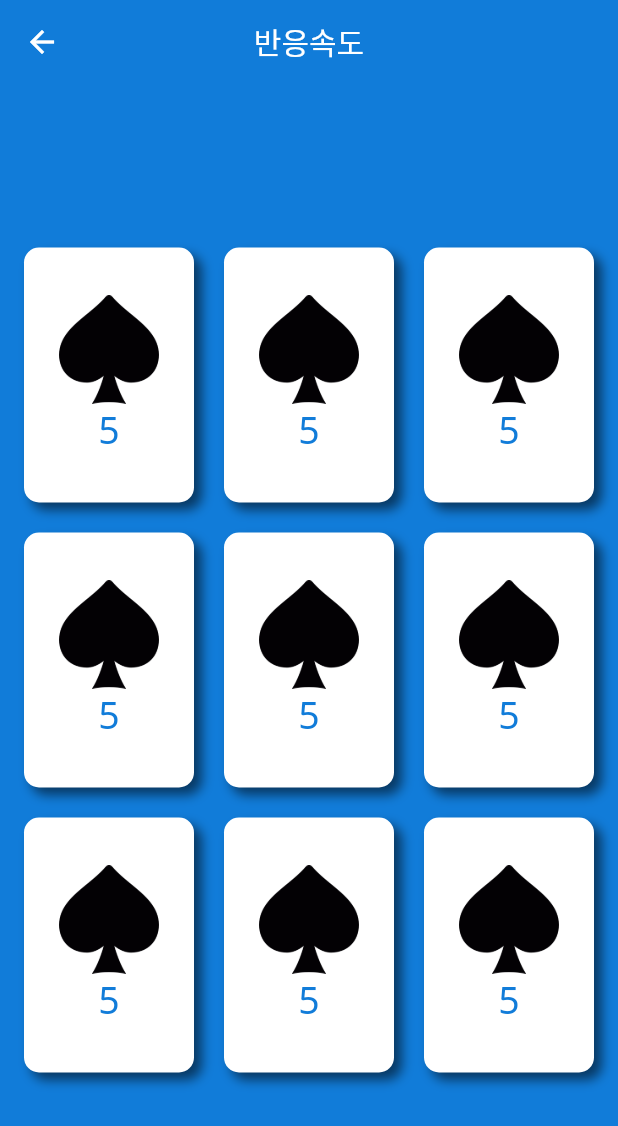
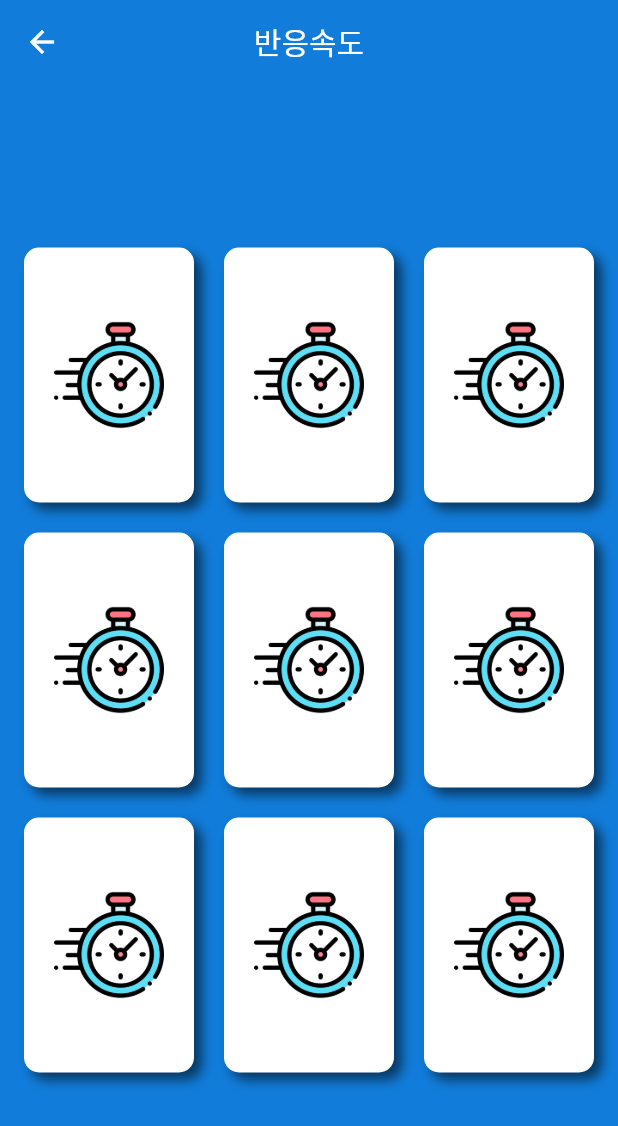
Before and after one commit to Dolphin-PC/quick_game, a Flutter app: the JokerScreen screen opened directly, on a phone screen of 412 x 824 dp. Shown: the top 1126 px of the screen. Run offline on Flutter 3.47's test engine with Material 2 defaults, Android fonts, the phone set to English and light mode, and no system bars; our stand-ins replace carousel_slider, fluttertoast, google_fonts, logger, lottie, sqflite; accounts and stored records are empty; project files that could hold a hidden picture were left out.

Commit message:
trump_card.dart, 완성

```diff
--- a/lib/screen/game/joker_screen.dart
+++ b/lib/screen/game/joker_screen.dart
@@ -1,8 +1,8 @@
-import 'dart:async';
 import 'dart:math';
 
 import 'package:flutter/material.dart';
 import 'package:provider/provider.dart';
+import 'package:quick_game/main.dart';
 import 'package:quick_game/provider/stage_info_provider.dart';
 import 'package:quick_game/styles/color_styles.dart';
 import 'package:quick_game/widgets/trump_card.dart';
@@ -16,6 +16,7 @@ class JokerScreen extends StatefulWidget {
 
 class _JokerScreenState extends State<JokerScreen> {
   late StageInfoProvider stageInfoProvider;
+  late List<Widget> trumpCardList = [];
 
   @override
   void initState() {
@@ -23,14 +24,39 @@ class _JokerScreenState extends State<JokerScreen> {
     initGame();
   }
 
-  void initGame() {}
+  void initGame() {
+    int cardCount = 9;
+    int jokerIndex = Random().nextInt(9) + 1;
+    logger.i(jokerIndex);
+
+    /// 카드 초기화
+    for (int i = 1; i <= cardCount; i++) {
+      if (i == jokerIndex) {
+        trumpCardList.add(
+          const TrumpCard(
+            cardNumber: 0,
+            cardShape: CardShape.joker,
+            cardType: CardType.flip,
+          ),
+        );
+      } else {
+        trumpCardList.add(
+          TrumpCard(
+            cardNumber: Random().nextInt(9) + 1,
+            cardShape: CardShape.values[Random().nextInt(CardShape.values.length - 1)],
+            cardType: CardType.flip,
+          ),
+        );
+      }
+    }
+
+    setState(() {});
+  }
 
   @override
   Widget build(BuildContext context) {
     stageInfoProvider = Provider.of(context, listen: false);
 
-    double cardWidth = MediaQuery.of(context).size.width / 4;
-    double cardHeight = MediaQuery.of(context).size.height / 5;
     return Scaffold(
       backgroundColor: ColorStyles.bgPrimaryColor,
       appBar: AppBar(
@@ -46,19 +72,14 @@ class _JokerScreenState extends State<JokerScreen> {
             child: GridView.builder(
               shrinkWrap: true,
               itemCount: 9,
-              gridDelegate: SliverGridDelegateWithFixedCrossAxisCount(
-                childAspectRatio: 1/1.5,
+              gridDelegate: const SliverGridDelegateWithFixedCrossAxisCount(
+                childAspectRatio: 1 / 1.5,
                 mainAxisSpacing: 20,
                 crossAxisSpacing: 20,
                 crossAxisCount: 3,
               ),
               itemBuilder: (context, index) {
-                return TrumpCard(
-                  cardShape: CardShape.spade,
-                  cardNumber: 5,
-                  width: cardWidth,
-                  height: cardHeight,
-                );
+                return trumpCardList[index];
               },
             ),
           ),
--- /dev/null
+++ b/lib/widgets/card_controller.dart
@@ -0,0 +1,26 @@
+import 'dart:math';
+
+import 'package:flutter/material.dart';
+
+class CardController {
+  static Widget flipAnimatedBuilder(Widget widget, Animation<double> animation, {required bool isFront}) {
+    var pi = 3.14;
+    final rotate = Tween(begin: pi, end: 0.0).animate(animation);
+
+    return AnimatedBuilder(
+      animation: rotate,
+      child: widget,
+      builder: (_, widget) {
+        final isBack = isFront ? widget?.key == const ValueKey(false) : widget?.key != const ValueKey(false);
+
+        final value = isBack ? min(rotate.value, pi / 2) : rotate.value;
+
+        return Transform(
+          transform: Matrix4.rotationY(value),
+          alignment: Alignment.center,
+          child: widget,
+        );
+      },
+    );
+  }
+}
--- a/lib/widgets/trump_card.dart
+++ b/lib/widgets/trump_card.dart
@@ -1,21 +1,86 @@
+import 'dart:async';
+
 import 'package:flutter/material.dart';
+import 'package:quick_game/main.dart';
 import 'package:quick_game/styles/color_styles.dart';
 import 'package:quick_game/styles/text_styles.dart';
+import 'package:quick_game/widgets/card_controller.dart';
 
-enum CardShape { diamond, clover, heart, spade }
+enum CardShape { diamond, clover, heart, spade, joker }
 
-class TrumpCard extends StatelessWidget {
+enum CardType { general, flip }
+
+class TrumpCard extends StatefulWidget {
   const TrumpCard({
     Key? key,
     required this.cardShape,
+    required this.cardType,
     required this.cardNumber,
-    required this.width,
-    required this.height,
+    this.flipSecond = 3,
   }) : super(key: key);
 
   final CardShape cardShape;
+  final CardType cardType;
   final int cardNumber;
-  final double width, height;
+  final int flipSecond;
+
+  @override
+  State<TrumpCard> createState() => _TrumpCardState();
+}
+
+class _TrumpCardState extends State<TrumpCard> {
+  bool isFront = false;
+
+  @override
+  void initState() {
+    super.initState();
+    switch (widget.cardType) {
+      case CardType.general:
+        break;
+      case CardType.flip:
+        initFlipCard();
+        break;
+    }
+  }
+
+  void initFlipCard() {
+    Timer(Duration(seconds: widget.flipSecond), () {
+      setState(() {
+        isFront = true;
+        logger.i({'isFront': true});
+      });
+    });
+  }
+
+  @override
+  Widget build(BuildContext context) {
+    switch (widget.cardType) {
+      case CardType.general:
+        return CardFront(cardShape: widget.cardShape, cardNumber: widget.cardNumber);
+      case CardType.flip:
+        return AnimatedSwitcher(
+          duration: const Duration(milliseconds: 200),
+          transitionBuilder: (Widget widget, Animation<double> animation) => CardController.flipAnimatedBuilder(widget, animation, isFront: isFront),
+          child: isFront
+              ? CardFront(
+                  cardShape: widget.cardShape,
+                  cardNumber: widget.cardNumber,
+                )
+              : const CardBack(),
+        );
+    }
+  }
+}
+
+class CardFront extends StatelessWidget {
+  const CardFront({
+    super.key,
+    required this.cardShape,
+    required this.cardNumber,
+  });
+
+  final CardShape cardShape;
+  final int cardNumber;
 
   @override
   Widget build(BuildContext context) {
@@ -31,19 +96,57 @@ class TrumpCard extends StatelessWidget {
           ),
         ],
       ),
-      // height: height,
-      // width: width,
       child: Column(
         mainAxisSize: MainAxisSize.max,
         mainAxisAlignment: MainAxisAlignment.center,
+        crossAxisAlignment: CrossAxisAlignment.stretch,
         children: [
           Padding(
-            padding: EdgeInsets.symmetric(horizontal : width/5),
+            padding: const EdgeInsets.symmetric(horizontal: 20),
             child: Image.asset('assets/images/${cardShape.name}.png'),
           ),
-          Text('$cardNumber', style: TextStyles.cardText.copyWith(color: ColorStyles.bgPrimaryColor),)
+          Visibility(
+            visible: cardShape != CardShape.joker,
+            child: Text(
+              '$cardNumber',
+              style: TextStyles.cardText.copyWith(color: ColorStyles.bgPrimaryColor),
+              textAlign: TextAlign.center,
+            ),
+          )
         ],
       ),
     );
   }
 }
+
+class CardBack extends StatelessWidget {
+  const CardBack({super.key});
+
+  @override
+  Widget build(BuildContext context) {
+    return Container(
+      decoration: BoxDecoration(
+        color: Colors.white,
+        borderRadius: BorderRadius.circular(10),
+        boxShadow: const [
+          BoxShadow(
+            color: Colors.black54,
+            offset: Offset(5.0, 5.0), //(x,y)
+            blurRadius: 6.0,
+          ),
+        ],
+      ),
+      child: Column(
+        mainAxisSize: MainAxisSize.max,
+        mainAxisAlignment: MainAxisAlignment.center,
+        crossAxisAlignment: CrossAxisAlignment.stretch,
+        children: [
+          Padding(
+            padding: const EdgeInsets.symmetric(horizontal: 20),
+            child: Image.asset('assets/icons/quick_icon_color.png'),
+          ),
+        ],
+      ),
+    );
+  }
+}
```
Also changed, not shown: assets/icons/quick_icon_color.png (added), assets/icons/quick_icon_default.png (added), assets/images/joker.png (added), pubspec.lock.
